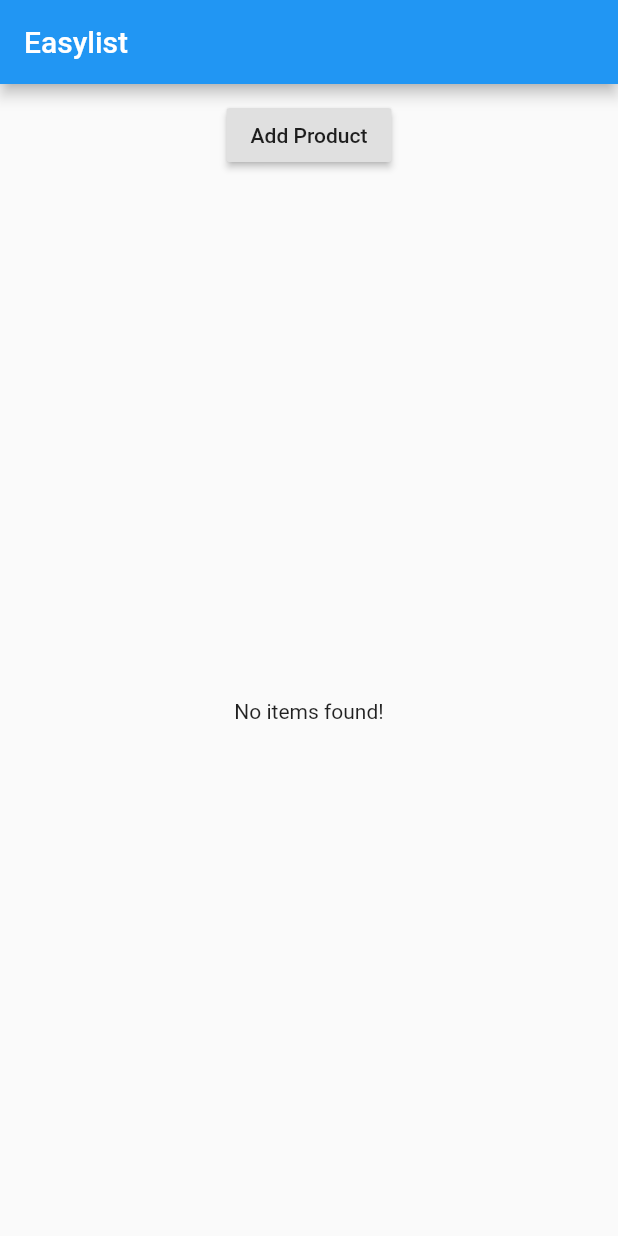
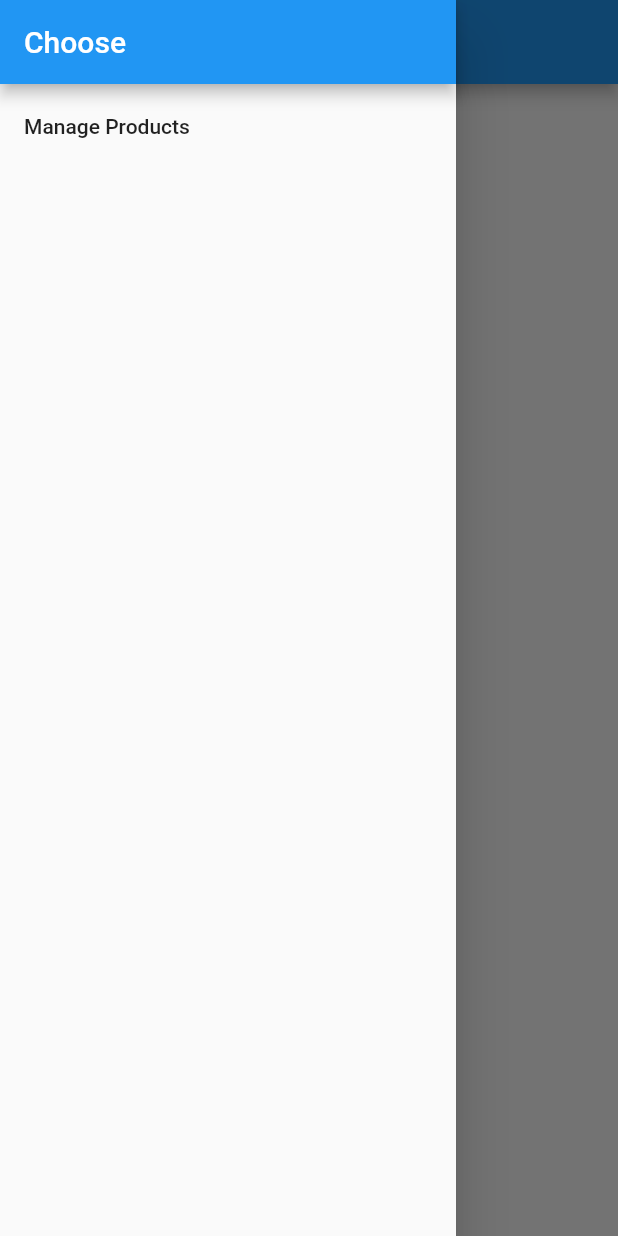
Before and after one commit to petercsakany/easylist, a Flutter app: the ProductListPage screen opened directly, with the side drawer open (before the commit the screen has no drawer), on a phone screen of 412 x 824 dp. Run offline on Flutter 3.47's test engine with Material 2 defaults, Android fonts, the phone set to English and light mode, and no system bars.

Commit message:
Add admin page and drawer.

```diff
--- /dev/null
+++ b/lib/drawer.dart
@@ -0,0 +1,46 @@
+import 'package:flutter/material.dart';
+
+import './pages/product_admin.dart';
+import './pages/product_list.dart';
+
+class ProductDrawer extends StatelessWidget {
+  String currentPage = '';
+
+  ProductDrawer(this.currentPage);
+
+  Widget _buildTile(BuildContext context) {
+
+    String _tileTitle;
+    Widget _pageRoute;
+
+    if(currentPage == 'admin') {
+      _tileTitle = 'Product List';
+      _pageRoute = ProductListPage();
+    }
+    if(currentPage == 'list') {
+      _tileTitle = 'Manage Products';
+      _pageRoute = ProductAdminPage();
+    }
+    return ListTile(
+            title: Text(_tileTitle),
+            onTap: () {
+              Navigator.pushReplacement(context, MaterialPageRoute(builder: (BuildContext context) => _pageRoute));
+            },
+          );
+  }
+
+  @override
+  Widget build(BuildContext context) {
+    return Drawer(
+      child: Column(
+        children: <Widget>[
+          AppBar(
+            automaticallyImplyLeading: false,
+            title: Text('Choose'),
+          ),
+          _buildTile(context),
+        ],
+      ),
+    );
+  }
+}
--- a/lib/pages/product_list.dart
+++ b/lib/pages/product_list.dart
@@ -1,11 +1,13 @@
 import 'package:flutter/material.dart';
 
 import '../products_manager.dart';
+import '../drawer.dart';
 
 class ProductListPage extends StatelessWidget {
   @override
   Widget build(BuildContext context) {
     return Scaffold(
+      drawer: ProductDrawer('list'),
       appBar: AppBar(
         title: Text('Easylist'),
       ),
```
Also changed, not shown: lib/pages/product_admin.dart (added, +18 -0 lines), 1 other file.
